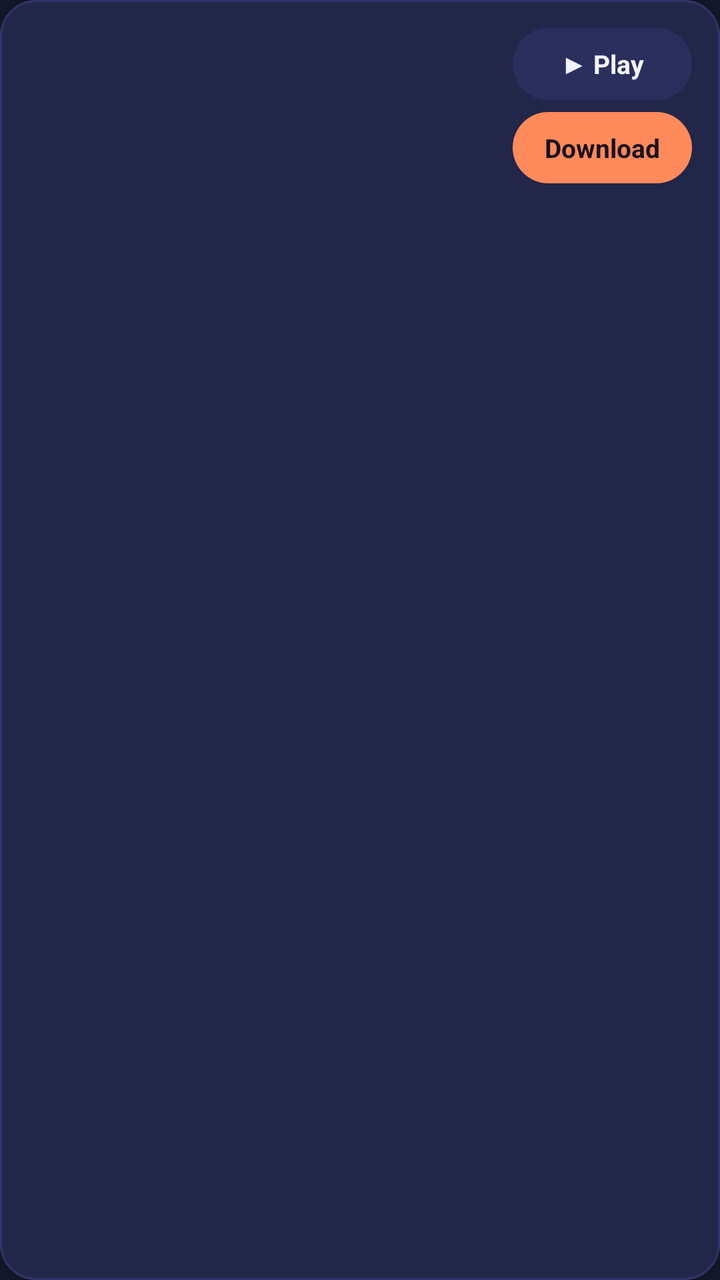
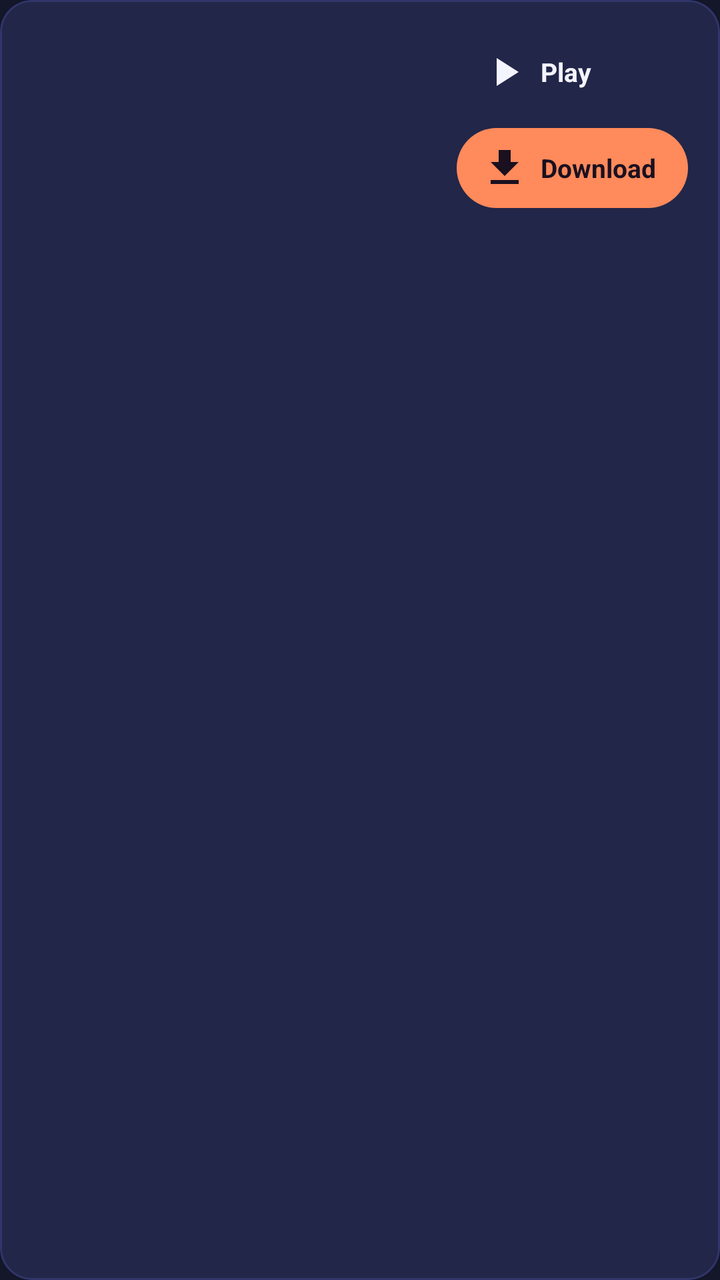

Screens rendered from an Android XML layout before and after an edit, with the pre-edit source and the edit as a unified diff.
<!-- AndroidManifest.xml: application theme Theme.Hub -->
<!-- res/layout/item_media.xml -->
<?xml version="1.0" encoding="utf-8"?>
<com.google.android.material.card.MaterialCardView xmlns:android="http://schemas.android.com/apk/res/android"
    xmlns:app="http://schemas.android.com/apk/res-auto"
    android:layout_width="match_parent"
    android:layout_height="wrap_content"
    android:layout_marginBottom="10dp"
    app:cardBackgroundColor="@color/br_card"
    app:cardCornerRadius="18dp"
    app:cardElevation="0dp"
    app:strokeColor="@color/br_stroke"
    app:strokeWidth="1dp">

    <LinearLayout
        android:layout_width="match_parent"
        android:layout_height="wrap_content"
        android:gravity="center_vertical"
        android:orientation="horizontal"
        android:padding="14dp">

        <LinearLayout
            android:layout_width="0dp"
            android:layout_height="wrap_content"
            android:layout_weight="1"
            android:orientation="vertical">

            <TextView
                android:id="@+id/mname"
                android:layout_width="match_parent"
                android:layout_height="wrap_content"
                android:ellipsize="middle"
                android:maxLines="2"
                android:textColor="@color/br_text"
                android:textSize="14sp"
                android:textStyle="bold" />

            <TextView
                android:id="@+id/msub"
                android:layout_width="match_parent"
                android:layout_height="wrap_content"
                android:layout_marginTop="2dp"
                android:ellipsize="end"
                android:maxLines="1"
                android:textColor="@color/br_teal"
                android:textSize="12sp" />

            <TextView
                android:id="@+id/mstatus"
                android:layout_width="match_parent"
                android:layout_height="wrap_content"
                android:layout_marginTop="4dp"
                android:textColor="@color/br_sub"
                android:textSize="12sp"
                android:visibility="gone" />
        </LinearLayout>

        <LinearLayout
            android:layout_width="wrap_content"
            android:layout_height="wrap_content"
            android:layout_marginStart="12dp"
            android:gravity="center_horizontal"
            android:orientation="vertical">

            <TextView
                android:id="@+id/mplay"
                android:layout_width="match_parent"
                android:layout_height="wrap_content"
                android:layout_marginBottom="6dp"
                android:background="@drawable/br_chip"
                android:gravity="center"
                android:paddingStart="16dp"
                android:paddingTop="9dp"
                android:paddingEnd="16dp"
                android:paddingBottom="9dp"
                android:text="▶ Play"
                android:textColor="@color/br_text"
                android:textSize="13sp"
                android:textStyle="bold" />

        <TextView
            android:id="@+id/mbtn"
            android:layout_width="match_parent"
            android:layout_height="wrap_content"
            android:background="@drawable/br_chip_accent"
            android:gravity="center"
            android:paddingStart="16dp"
            android:paddingTop="9dp"
            android:paddingEnd="16dp"
            android:paddingBottom="9dp"
            android:text="Download"
            android:textColor="#1A1020"
            android:textSize="13sp"
            android:textStyle="bold" />
        </LinearLayout>
    </LinearLayout>
</com.google.android.material.card.MaterialCardView>
<!-- resources referenced by this layout -->
<resources>
  <color name="br_card">#222648</color>
  <color name="br_stroke">#30356B</color>
  <color name="br_sub">#A3A8D6</color>
  <color name="br_teal">#5EEAD4</color>
  <color name="br_text">#F4F4FF</color>
  <!-- drawable br_chip (drawable) -->
  <?xml version="1.0" encoding="utf-8"?>
  <shape xmlns:android="http://schemas.android.com/apk/res/android" android:shape="rectangle">
      <solid android:color="#2A2F5E" />
      <corners android:radius="20dp" />
  </shape>
  <!-- drawable br_chip_accent (drawable) -->
  <?xml version="1.0" encoding="utf-8"?>
  <shape xmlns:android="http://schemas.android.com/apk/res/android" android:shape="rectangle">
      <solid android:color="#FF8A5B" />
      <corners android:radius="22dp" />
  </shape>
  <style name="Theme.Hub" parent="Theme.Material3.Dark.NoActionBar">
          <item name="colorPrimary">@color/accent</item>
          <item name="colorOnPrimary">#1A1020</item>
          <item name="colorSurface">@color/surface</item>
          <item name="colorOnSurface">@color/text</item>
          <item name="android:windowBackground">@color/bg</item>
          <item name="android:statusBarColor">@color/bg</item>
          <item name="android:navigationBarColor">@color/bg</item>
          <item name="android:textColorPrimary">@color/text</item>
      </style>
  <color name="accent">#FF8A5B</color>
  <color name="surface">#1B1E38</color>
  <color name="text">#F4F4FF</color>
  <color name="bg">#141629</color>
</resources>

<!-- the commit's change to res/layout/item_media.xml (unified diff, before → after) -->
@@ -3,11 +3,11 @@
     xmlns:app="http://schemas.android.com/apk/res-auto"
     android:layout_width="match_parent"
     android:layout_height="wrap_content"
-    android:layout_marginBottom="10dp"
-    app:cardBackgroundColor="@color/br_card"
-    app:cardCornerRadius="18dp"
+    android:layout_marginBottom="8dp"
+    app:cardBackgroundColor="@color/q_surface_hi"
+    app:cardCornerRadius="16dp"
     app:cardElevation="0dp"
-    app:strokeColor="@color/br_stroke"
+    app:strokeColor="@color/q_outline"
     app:strokeWidth="1dp">
 
     <LinearLayout
@@ -15,7 +15,7 @@
         android:layout_height="wrap_content"
         android:gravity="center_vertical"
         android:orientation="horizontal"
-        android:padding="14dp">
+        android:padding="16dp">
 
         <LinearLayout
             android:layout_width="0dp"
@@ -29,7 +29,7 @@
                 android:layout_height="wrap_content"
                 android:ellipsize="middle"
                 android:maxLines="2"
-                android:textColor="@color/br_text"
+                android:textColor="@color/q_text"
                 android:textSize="14sp"
                 android:textStyle="bold" />
 
@@ -40,7 +40,7 @@
                 android:layout_marginTop="2dp"
                 android:ellipsize="end"
                 android:maxLines="1"
-                android:textColor="@color/br_teal"
+                android:textColor="@color/q_text_sub"
                 android:textSize="12sp" />
 
             <TextView
@@ -48,7 +48,7 @@
                 android:layout_width="match_parent"
                 android:layout_height="wrap_content"
                 android:layout_marginTop="4dp"
-                android:textColor="@color/br_sub"
+                android:textColor="@color/q_accent_text"
                 android:textSize="12sp"
                 android:visibility="gone" />
         </LinearLayout>
@@ -64,32 +64,35 @@
                 android:id="@+id/mplay"
                 android:layout_width="match_parent"
                 android:layout_height="wrap_content"
-                android:layout_marginBottom="6dp"
-                android:background="@drawable/br_chip"
-                android:gravity="center"
-                android:paddingStart="16dp"
-                android:paddingTop="9dp"
+                android:layout_marginBottom="8dp"
+                android:background="@drawable/q_chip"
+                android:drawablePadding="6dp"
+                android:drawableStart="@drawable/q_ic_play"
+                android:gravity="center_vertical"
+                android:minHeight="40dp"
+                android:paddingStart="12dp"
                 android:paddingEnd="16dp"
-                android:paddingBottom="9dp"
-                android:text="▶ Play"
-                android:textColor="@color/br_text"
+                android:text="Play"
+                android:textColor="@color/q_text"
                 android:textSize="13sp"
                 android:textStyle="bold" />
 
-        <TextView
-            android:id="@+id/mbtn"
-            android:layout_width="match_parent"
-            android:layout_height="wrap_content"
-            android:background="@drawable/br_chip_accent"
-            android:gravity="center"
-            android:paddingStart="16dp"
-            android:paddingTop="9dp"
-            android:paddingEnd="16dp"
-            android:paddingBottom="9dp"
-            android:text="Download"
-            android:textColor="#1A1020"
-            android:textSize="13sp"
-            android:textStyle="bold" />
+            <TextView
+                android:id="@+id/mbtn"
+                android:layout_width="match_parent"
+                android:layout_height="wrap_content"
+                android:background="@drawable/q_btn_accent"
+                android:drawablePadding="6dp"
+                android:drawableStart="@drawable/q_ic_download"
+                android:drawableTint="@color/q_on_accent"
+                android:gravity="center_vertical"
+                android:minHeight="40dp"
+                android:paddingStart="12dp"
+                android:paddingEnd="16dp"
+                android:text="Download"
+                android:textColor="@color/q_on_accent"
+                android:textSize="13sp"
+                android:textStyle="bold" />
         </LinearLayout>
     </LinearLayout>
 </com.google.android.material.card.MaterialCardView>
<!-- resource entries referenced after the edit -->
@@ -1,22 +1,43 @@
 <!-- resources referenced by this layout -->
 <resources>
-  <color name="br_card">#222648</color>
-  <color name="br_stroke">#30356B</color>
-  <color name="br_sub">#A3A8D6</color>
-  <color name="br_teal">#5EEAD4</color>
-  <color name="br_text">#F4F4FF</color>
-  <!-- drawable br_chip (drawable) -->
+  <color name="q_accent_text">#FFFF8A5B</color>
+  <color name="q_on_accent">#FF1A1020</color>
+  <color name="q_outline">#FF30356B</color>
+  <color name="q_surface_hi">#FF222648</color>
+  <color name="q_text">#FFF4F4FF</color>
+  <color name="q_text_sub">#FFA3A8D6</color>
+  <!-- drawable q_btn_accent (drawable) -->
   <?xml version="1.0" encoding="utf-8"?>
   <shape xmlns:android="http://schemas.android.com/apk/res/android" android:shape="rectangle">
-      <solid android:color="#2A2F5E" />
-      <corners android:radius="20dp" />
+      <solid android:color="@color/q_accent" />
+      <corners android:radius="@dimen/q_pill_radius" />
   </shape>
-  <!-- drawable br_chip_accent (drawable) -->
+  <!-- drawable q_chip (drawable) -->
   <?xml version="1.0" encoding="utf-8"?>
   <shape xmlns:android="http://schemas.android.com/apk/res/android" android:shape="rectangle">
-      <solid android:color="#FF8A5B" />
-      <corners android:radius="22dp" />
+      <solid android:color="@color/q_surface_hi" />
+      <corners android:radius="@dimen/q_chip_radius" />
   </shape>
+  <!-- drawable q_ic_download (drawable) -->
+  <?xml version="1.0" encoding="utf-8"?>
+  <vector xmlns:android="http://schemas.android.com/apk/res/android"
+      android:width="24dp"
+      android:height="24dp"
+      android:viewportWidth="24"
+      android:viewportHeight="24"
+      android:tint="@color/q_icon">
+      <path android:fillColor="#FF000000" android:pathData="M19,9h-4V3H9v6H5l7,7 7,-7zM5,18v2h14v-2H5z" />
+  </vector>
+  <!-- drawable q_ic_play (drawable) -->
+  <?xml version="1.0" encoding="utf-8"?>
+  <vector xmlns:android="http://schemas.android.com/apk/res/android"
+      android:width="24dp"
+      android:height="24dp"
+      android:viewportWidth="24"
+      android:viewportHeight="24"
+      android:tint="@color/q_icon">
+      <path android:fillColor="#FF000000" android:pathData="M8,5v14l11,-7z" />
+  </vector>
   <style name="Theme.Hub" parent="Theme.Material3.Dark.NoActionBar">
           <item name="colorPrimary">@color/accent</item>
           <item name="colorOnPrimary">#1A1020</item>
@@ -27,6 +48,10 @@
           <item name="android:navigationBarColor">@color/bg</item>
           <item name="android:textColorPrimary">@color/text</item>
       </style>
+  <color name="q_accent">#FFFF8A5B</color>
+  <dimen name="q_pill_radius">28dp</dimen>
+  <dimen name="q_chip_radius">20dp</dimen>
+  <color name="q_icon">#FFF4F4FF</color>
   <color name="accent">#FF8A5B</color>
   <color name="surface">#1B1E38</color>
   <color name="text">#F4F4FF</color>
